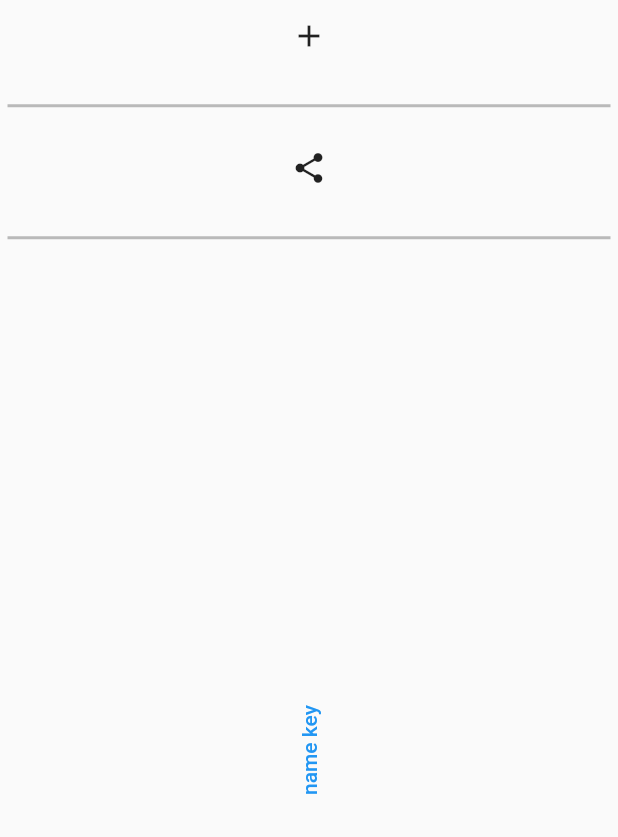
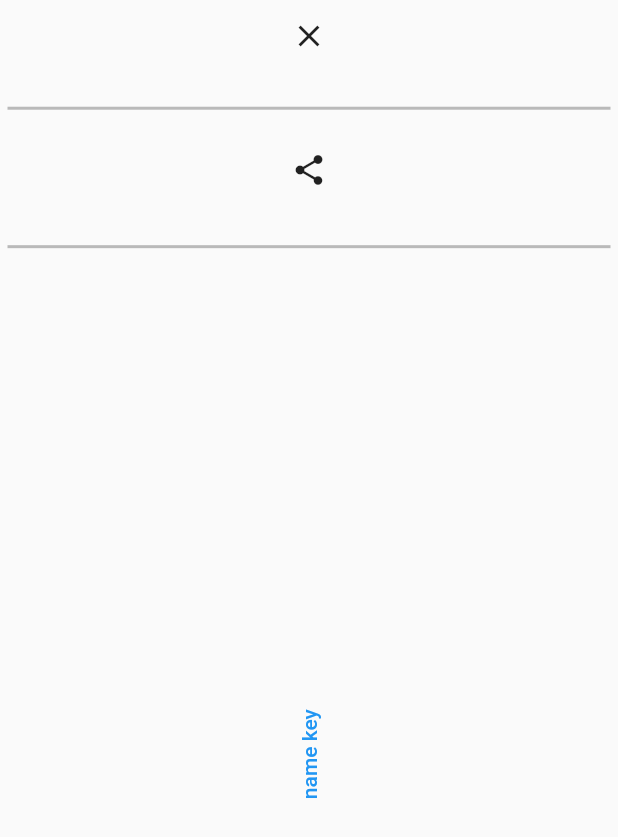
Before and after one commit to cnvfirj/cripto_file, a Flutter app: the _Landscape widget shown alone on an empty page, opened directly, on a phone screen of 412 x 824 dp. Shown: the top 837 px of the screen. Run offline on Flutter 3.47's test engine with Material 2 defaults, Android fonts, the phone set to English and light mode, and no system bars.

Commit message:
block key

```diff
--- a/lib/widget/key_block.dart
+++ b/lib/widget/key_block.dart
@@ -47,24 +47,12 @@ class _Portrait extends StatelessWidget {
             onPressed: () {},
           )),
         ),
-        const Delimiter(
-            EdgeInsets.only(top: 5, bottom: 5), width:Sized.widthDelimiter),
-        Flexible(
-          flex: 1,
-          child: IconButton(
-            icon: const Icon(Icons.share),
-            onPressed: () {},
-          ),
-        ),
-        const Delimiter(
-            EdgeInsets.only(top: 5, bottom: 5), width:Sized.widthDelimiter),
-        Flexible(
-          flex: 1,
-          child: IconButton(
-            icon: const Icon(Icons.clear),
-            onPressed: () {},
-          ),
-        )
+        const Delimiter(EdgeInsets.only(top: 5, bottom: 5),
+            width: Sized.widthDelimiter),
+        _Button(Icons.share, () {}),
+        const Delimiter(EdgeInsets.only(top: 5, bottom: 5),
+            width: Sized.widthDelimiter),
+        _Button(Icons.clear, () {}),
       ],
     );
   }
@@ -79,22 +67,16 @@ class _Landscape extends StatelessWidget {
       mainAxisSize: MainAxisSize.max,
       crossAxisAlignment: CrossAxisAlignment.center,
       children: [
-        _Button(
-              Icons.add,
-              (){}
-          ),
-
+        _Button(Icons.clear, () {}),
         const Delimiter(
-            EdgeInsets.only(left: 5, right: 5, top:5), height: Sized.widthDelimiter,),
-        Flexible(
-          flex: 1,
-          child: IconButton(
-            icon: const Icon(Icons.share),
-            onPressed: () {},
-          ),
+          EdgeInsets.only(left: 5, right: 5, top: 7),
+          height: Sized.widthDelimiter,
         ),
+        _Button(Icons.share, () {}),
         const Delimiter(
-            EdgeInsets.only(left: 5, right: 5,top:5),height: Sized.widthDelimiter,),
+          EdgeInsets.only(left: 5, right: 5, top: 10),
+          height: Sized.widthDelimiter,
+        ),
         Flexible(
             flex: 8,
             child: RotatedBox(
@@ -122,14 +104,12 @@ class _Button extends StatelessWidget {
 
   @override
   Widget build(BuildContext context) {
-
-       return Flexible(
-          flex: 1,
-          child:IconButton(
-            icon: Icon(_icon),
-            onPressed: _press,
-          )
-        );
+    return Flexible(
+        flex: 1,
+        child: IconButton(
+          icon: Icon(_icon),
+          onPressed: _press,
+        ));
   }
 }
 
@@ -138,7 +118,7 @@ class Delimiter extends StatelessWidget {
   final double? height;
   final double? width;
 
-  const Delimiter(this._edgeInsets, {this.height, this.width,Key? key})
+  const Delimiter(this._edgeInsets, {this.height, this.width, Key? key})
       : super(key: key);
 
   @override
```
